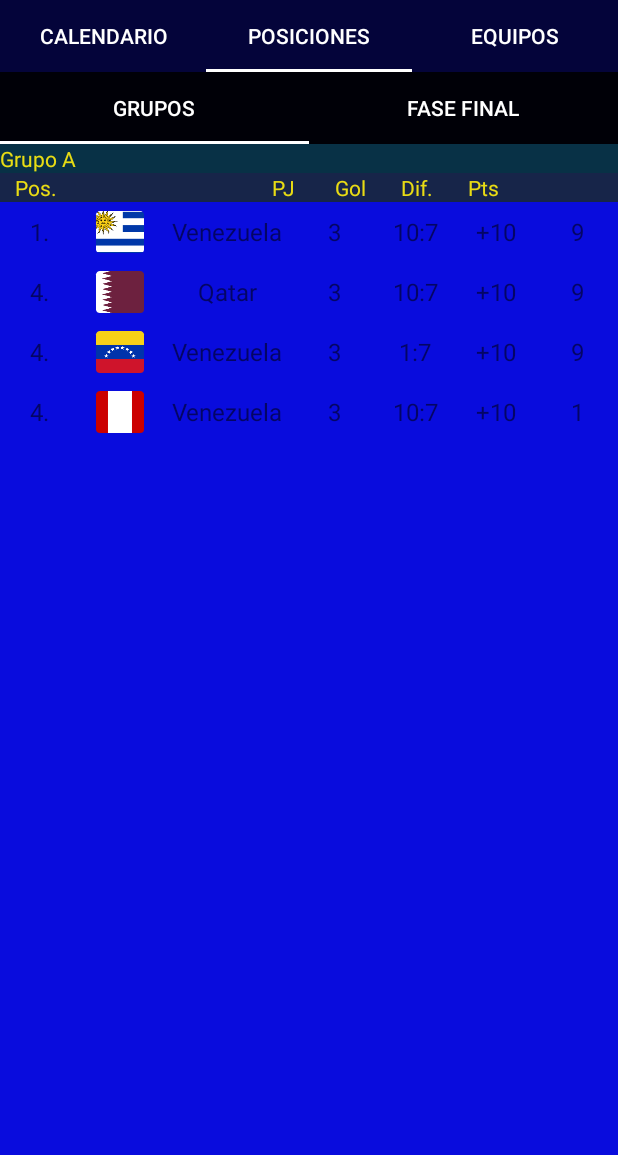
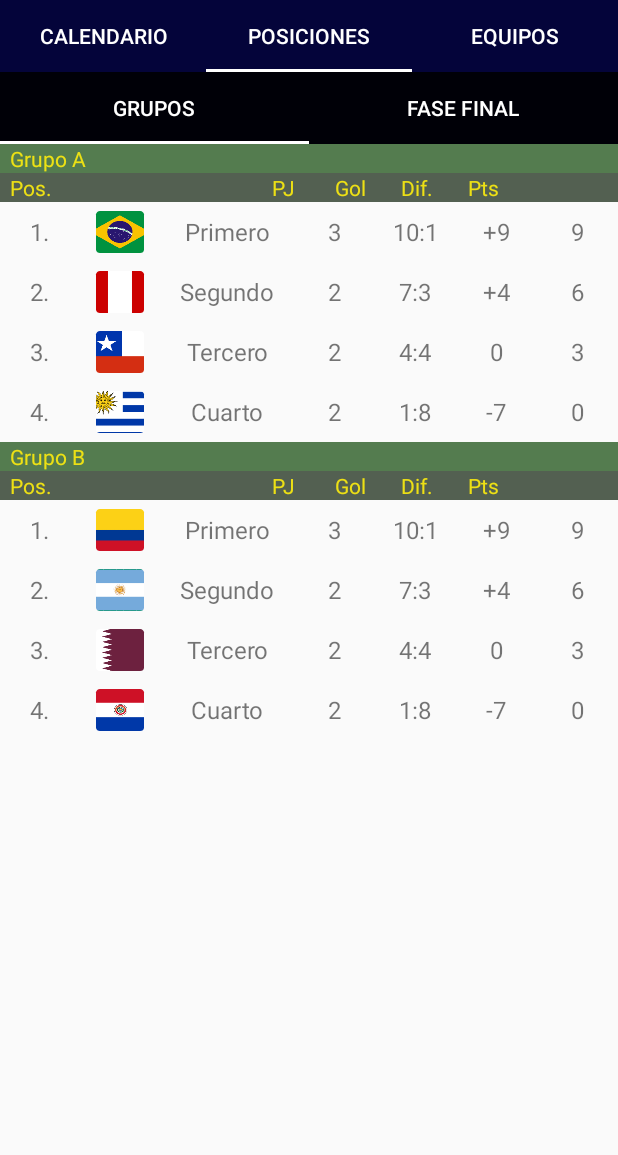
Before and after one commit to leoc8697/AppCopaAmerica, an Android app: the screen it shows after launch (MainActivity), tab 2 chosen, on a phone screen of 412 x 824 dp, the part 81-1236 px from its top. Run offline under Robolectric (Android 15) with nearby library versions, the phone set to English and light mode, and no system bars.

Commit message:
Recycler view completed on Table Fragment.

```diff
--- a/app/src/main/java/com/example/appcopaamerica/TableAdapterRecyclerView.java
+++ b/app/src/main/java/com/example/appcopaamerica/TableAdapterRecyclerView.java
@@ -23,17 +23,17 @@ public class TableAdapterRecyclerView extends RecyclerView.Adapter<TableAdapterR
     }
 
     @Override
-    public TableAdapterRecyclerView.TableViewHolder onCreateViewHolder(ViewGroup parent, int viewType) {
+    public TableViewHolder onCreateViewHolder(ViewGroup parent, int viewType) {
         //El siguiente paso es inflar, que significa hacer uso de un layout dentro de otro layout.
-        View view= LayoutInflater.from(parent.getContext()).inflate(R.layout.item_match, parent,false);
-        return new TableAdapterRecyclerView.TableViewHolder(view);
+        View view= LayoutInflater.from(parent.getContext()).inflate(R.layout.item_position, parent,false);
+        return new TableViewHolder(view);
     }
 
     @Override
-    public void onBindViewHolder(TableAdapterRecyclerView.TableViewHolder holder, int position) {
+    public void onBindViewHolder(TableViewHolder holder, int position) {
         TableModel table = tables.get(position);
         holder.nameGroup.setText(table.getNameGroup());
-        holder.infoGroup.setText(table.getInfoGroup());
+        //holder.infoGroup.setText(table.getInfoGroup());
         holder.position1.setText(table.getPosition1());
         holder.position2.setText(table.getPosition2());
         holder.position3.setText(table.getPosition3());
@@ -71,7 +71,7 @@ public class TableAdapterRecyclerView extends RecyclerView.Adapter<TableAdapterR
 
     public class TableViewHolder extends RecyclerView.ViewHolder {
 
-        private TextView nameGroup, infoGroup, position1, position2, position3, position4,
+        private TextView nameGroup, position1, position2, position3, position4,
                 namePosition1, namePosition2, namePosition3, namePosition4,
                 pj1, pj2, pj3, pj4, goals1, goals2, goals3, goals4,
                 difGoal1, difGoal2, difGoal3, difGoal4, pts1, pts2, pts3, pts4;
@@ -81,7 +81,7 @@ public class TableAdapterRecyclerView extends RecyclerView.Adapter<TableAdapterR
             super(itemView);
 
             nameGroup     = (TextView)  itemView.findViewById(R.id.textGroup);
-            infoGroup     = (TextView)  itemView.findViewById(R.id.textInfoGroup);
+            //infoGroup     = (TextView)  itemView.findViewById(R.id.textInfoGroup);
             position1     = (TextView)  itemView.findViewById(R.id.textPos1);
             position2     = (TextView)  itemView.findViewById(R.id.textPos2);
             position3     = (TextView)  itemView.findViewById(R.id.textPos3);
--- a/app/src/main/java/com/example/appcopaamerica/TableFragment.java
+++ b/app/src/main/java/com/example/appcopaamerica/TableFragment.java
@@ -2,9 +2,13 @@ package com.example.appcopaamerica;
 
 import android.os.Bundle;
 import android.support.v4.app.Fragment;
+import android.support.v7.widget.LinearLayoutManager;
+import android.support.v7.widget.RecyclerView;
 import android.view.LayoutInflater;
 import android.view.View;
 import android.view.ViewGroup;
+
+import java.util.ArrayList;
 
 public class TableFragment extends Fragment {
 
@@ -13,13 +17,40 @@ public class TableFragment extends Fragment {
     }
 
     @Override
-    public void onCreate(Bundle savedInstanceState) {
-        super.onCreate(savedInstanceState);
+    public View onCreateView(LayoutInflater inflater, ViewGroup container, Bundle savedInstanceState) {
+        View view = inflater.inflate(R.layout.fragment_table, container, false);
+
+        //Vinculamos nuestra instancia recycler view
+        RecyclerView recyclerViewTable = (RecyclerView) view.findViewById(R.id.recyclerPosition);
+
+        LinearLayoutManager linearLayoutManager = new LinearLayoutManager(getContext());
+        linearLayoutManager.setOrientation(LinearLayoutManager.VERTICAL);
+
+        recyclerViewTable.setLayoutManager(linearLayoutManager);
+
+        //Aquí asignamos toda la info de nuestro recycler view en nuestro layout
+        TableAdapterRecyclerView adapterTable= new TableAdapterRecyclerView(getTables(), R.layout.item_position, getActivity());
+        recyclerViewTable.setAdapter(adapterTable);
+
+        return view;
     }
 
+    public ArrayList<TableModel> getTables(){
 
-    @Override
-    public View onCreateView(LayoutInflater inflater, ViewGroup container, Bundle savedInstanceState) {
-        return inflater.inflate(R.layout.fragment_table, container, false);
+        ArrayList<TableModel> tables = new ArrayList<>();
+        tables.add(new TableModel("  Grupo A", "1.", "2.", "3.",
+                "4.", "Primero", "Segundo", "Tercero", "Cuarto",
+                "3", "2", "2", "2", "10:1", "7:3", "4:4", "1:8", "+9",
+                "+4", "0","-7", "9", "6", "3", "0", R.mipmap.brasil_round,
+                R.mipmap.peru_round, R.mipmap.chile_round, R.mipmap.uruguay_round));
+
+        tables.add(new TableModel("  Grupo B", "1.", "2.", "3.",
+                "4.", "Primero", "Segundo", "Tercero", "Cuarto",
+                "3", "2", "2", "2", "10:1", "7:3", "4:4", "1:8", "+9",
+                "+4", "0","-7", "9", "6", "3", "0", R.mipmap.colombia_round,
+                R.mipmap.argentina_round, R.mipmap.qatar_round, R.mipmap.paraguay_round));
+
+        return tables;
     }
+
 }
--- a/app/src/main/java/com/example/appcopaamerica/TableModel.java
+++ b/app/src/main/java/com/example/appcopaamerica/TableModel.java
@@ -2,15 +2,15 @@ package com.example.appcopaamerica;
 
 public class TableModel {
 
-    private String  nameGroup, infoGroup, position1, position2, position3, position4,
+    private String  nameGroup, position1, position2, position3, position4,
                     namePosition1, namePosition2, namePosition3, namePosition4,
                     pj1, pj2, pj3, pj4, goals1, goals2, goals3, goals4,
                     difGoal1, difGoal2, difGoal3, difGoal4, pts1, pts2, pts3, pts4;
     private int imgPos1, imgPos2, imgPos3, imgPos4;
 
-    public TableModel(String nameGroup, String infoGroup, String position1, String position2, String position3, String position4, String namePosition1, String namePosition2, String namePosition3, String namePosition4, String pj1, String pj2, String pj3, String pj4, String goals1, String goals2, String goals3, String goals4, String difGoal1, String difGoal2, String difGoal3, String difGoal4, String pts1, String pts2, String pts3, String pts4, int imgPos1, int imgPos2, int imgPos3, int imgPos4) {
+    public TableModel(String nameGroup, String position1, String position2, String position3, String position4, String namePosition1, String namePosition2, String namePosition3, String namePosition4, String pj1, String pj2, String pj3, String pj4, String goals1, String goals2, String goals3, String goals4, String difGoal1, String difGoal2, String difGoal3, String difGoal4, String pts1, String pts2, String pts3, String pts4, int imgPos1, int imgPos2, int imgPos3, int imgPos4) {
         this.nameGroup = nameGroup;
-        this.infoGroup = infoGroup;
+        //this.infoGroup = infoGroup;
         this.position1 = position1;
         this.position2 = position2;
         this.position3 = position3;
@@ -48,7 +48,7 @@ public class TableModel {
     public void setNameGroup(String nameGroup) {
         this.nameGroup = nameGroup;
     }
-
+/*
     public String getInfoGroup() {
         return infoGroup;
     }
@@ -56,7 +56,7 @@ public class TableModel {
     public void setInfoGroup(String infoGroup) {
         this.infoGroup = infoGroup;
     }
-
+*/
     public String getPosition1() {
         return position1;
     }
--- a/app/src/main/res/layout/calendar_fragment.xml
+++ b/app/src/main/res/layout/calendar_fragment.xml
@@ -1,6 +1,5 @@
 <?xml version="1.0" encoding="utf-8"?>
-<android.support.design.widget.CoordinatorLayout
-    xmlns:android="http://schemas.android.com/apk/res/android"
+<android.support.design.widget.CoordinatorLayout xmlns:android="http://schemas.android.com/apk/res/android"
     xmlns:tools="http://schemas.android.com/tools"
     android:layout_width="match_parent"
     android:layout_height="match_parent"
--- a/app/src/main/res/layout/fragment_table.xml
+++ b/app/src/main/res/layout/fragment_table.xml
@@ -13,10 +13,7 @@
     <LinearLayout
         android:layout_width="match_parent"
         android:layout_height="match_parent"
-        android:background="#090CDD"
         android:orientation="vertical">
-
-        <include layout="@layout/item_position"/>
 
         <android.support.v7.widget.RecyclerView
             android:id="@+id/recyclerPosition"
--- a/app/src/main/res/layout/item_position.xml
+++ b/app/src/main/res/layout/item_position.xml
@@ -15,16 +15,15 @@
             android:layout_width="match_parent"
             android:layout_height="wrap_content"
             android:background="@color/colorBarGroup"
-            android:text="Grupo A"
             android:textColor="@color/colorTextBarItems" />
 
         <TextView
-            android:id="@+id/textInfoGroup"
             android:layout_width="match_parent"
             android:layout_height="wrap_content"
             android:background="@color/colorBarInfoGroup"
-            android:text="   Pos.                                           PJ        Gol       Dif.       Pts"
-            android:textColor="@color/colorTextBarItems" />
+            android:text="  Pos.                                            PJ        Gol       Dif.       Pts"
+            android:textColor="@color/colorTextBarItems"
+            android:textSize="14sp" />
 
         <LinearLayout
             android:layout_width="match_parent"
@@ -37,7 +36,6 @@
                 android:layout_height="wrap_content"
                 android:layout_weight="1"
                 android:gravity="center"
-                android:text="1."
                 android:textSize="16sp" />
 
             <ImageView
@@ -50,8 +48,7 @@
                 android:paddingRight="0dp"
                 android:paddingBottom="0dp"
                 android:scaleX="0.8"
-                android:scaleY="0.7"
-                app:srcCompat="@mipmap/uruguay_round" />
+                android:scaleY="0.7" />
 
             <TextView
                 android:id="@+id/textNamePos1"
@@ -59,7 +56,6 @@
                 android:layout_height="match_parent"
                 android:layout_weight="1"
                 android:gravity="center"
-                android:text="Venezuela"
                 android:textSize="16sp" />
 
             <TextView
@@ -68,7 +64,6 @@
                 android:layout_height="match_parent"
                 android:layout_weight="1"
                 android:gravity="center"
-                android:text="3"
                 android:textSize="16sp" />
 
             <TextView
@@ -77,7 +72,6 @@
                 android:layout_height="match_parent"
                 android:layout_weight="1"
                 android:gravity="center"
-                android:text="10:7"
                 android:textSize="16sp" />
 
             <TextView
@@ -86,7 +80,6 @@
                 android:layout_height="match_parent"
                 android:layout_weight="1"
                 android:gravity="center"
-                android:text="+10"
                 android:textSize="16sp" />
 
             <TextView
@@ -95,7 +88,6 @@
                 android:layout_height="match_parent"
                 android:layout_weight="1"
                 android:gravity="center"
-                android:text="9"
                 android:textSize="16sp" />
 
         </LinearLayout>
@@ -112,7 +104,6 @@
                 android:layout_height="wrap_content"
                 android:layout_weight="1"
                 android:gravity="center"
-                android:text="4."
                 android:textSize="16sp" />
 
             <ImageView
@@ -125,8 +116,7 @@
                 android:paddingRight="0dp"
                 android:paddingBottom="0dp"
                 android:scaleX="0.8"
-                android:scaleY="0.7"
-                app:srcCompat="@mipmap/qatar_round" />
+                android:scaleY="0.7" />
 
             <TextView
                 android:id="@+id/textNamePos2"
@@ -134,7 +124,6 @@
                 android:layout_height="match_parent"
                 android:layout_weight="1"
                 android:gravity="center"
-                android:text="Qatar"
                 android:textSize="16sp" />
 
             <TextView
@@ -143,7 +132,6 @@
                 android:layout_height="match_parent"
                 android:layout_weight="1"
                 android:gravity="center"
-                android:text="3"
                 android:textSize="16sp" />
 
             <TextView
@@ -152,7 +140,6 @@
                 android:layout_height="match_parent"
                 android:layout_weight="1"
                 android:gravity="center"
-                android:text="10:7"
                 android:textSize="16sp" />
 
             <TextView
@@ -161,7 +148,6 @@
                 android:layout_height="match_parent"
                 android:layout_weight="1"
                 android:gravity="center"
-                android:text="+10"
                 android:textSize="16sp" />
 
             <TextView
@@ -170,7 +156,6 @@
                 android:layout_height="match_parent"
                 android:layout_weight="1"
                 android:gravity="center"
-                android:text="9"
                 android:textSize="16sp" />
         </LinearLayout>
 
@@ -186,7 +171,6 @@
                 android:layout_height="wrap_content"
                 android:layout_weight="1"
                 android:gravity="center"
-                android:text="4."
                 android:textSize="16sp" />
 
             <ImageView
@@ -199,8 +183,7 @@
                 android:paddingRight="0dp"
                 android:paddingBottom="0dp"
                 android:scaleX="0.8"
-                android:scaleY="0.7"
-                app:srcCompat="@mipmap/venezuela_round" />
+                android:scaleY="0.7" />
 
             <TextView
                 android:id="@+id/textNamePos3"
@@ -208,7 +191,6 @@
                 android:layout_height="match_parent"
                 android:layout_weight="1"
                 android:gravity="center"
-                android:text="Venezuela"
                 android:textSize="16sp" />
 
             <TextView
@@ -217,7 +199,6 @@
                 android:layout_height="match_parent"
                 android:layout_weight="1"
                 android:gravity="center"
-                android:text="3"
                 android:textSize="16sp" />
 
             <TextView
@@ -226,7 +207,6 @@
                 android:layout_height="match_parent"
                 android:layout_weight="1"
                 android:gravity="center"
-                android:text="1:7"
                 android:textSize="16sp" />
 
             <TextView
@@ -235,7 +215,6 @@
                 android:layout_height="match_parent"
                 android:layout_weight="1"
                 android:gravity="center"
-                android:text="+10"
                 android:textSize="16sp" />
 
             <TextView
@@ -244,7 +223,6 @@
                 android:layout_height="match_parent"
                 android:layout_weight="1"
                 android:gravity="center"
-                android:text="9"
                 android:textSize="16sp" />
         </LinearLayout>
 
@@ -260,7 +238,6 @@
                 android:layout_height="wrap_content"
                 android:layout_weight="1"
                 android:gravity="center"
-                android:text="4."
                 android:textSize="16sp" />
 
             <ImageView
@@ -273,8 +250,7 @@
                 android:paddingRight="0dp"
                 android:paddingBottom="0dp"
                 android:scaleX="0.8"
-                android:scaleY="0.7"
-                app:srcCompat="@mipmap/peru_round" />
+                android:scaleY="0.7" />
 
             <TextView
                 android:id="@+id/textNamePos4"
@@ -282,7 +258,6 @@
                 android:layout_height="match_parent"
                 android:layout_weight="1"
                 android:gravity="center"
-                android:text="Venezuela"
                 android:textSize="16sp" />
 
             <TextView
@@ -291,7 +266,6 @@
                 android:layout_height="match_parent"
                 android:layout_weight="1"
                 android:gravity="center"
-                android:text="3"
                 android:textSize="16sp" />
 
             <TextView
@@ -300,7 +274,6 @@
                 android:layout_height="match_parent"
                 android:layout_weight="1"
                 android:gravity="center"
-                android:text="10:7"
                 android:textSize="16sp" />
 
             <TextView
@@ -309,7 +282,6 @@
                 android:layout_height="match_parent"
                 android:layout_weight="1"
                 android:gravity="center"
-                android:text="+10"
                 android:textSize="16sp" />
 
             <TextView
@@ -318,7 +290,6 @@
                 android:layout_height="match_parent"
                 android:layout_weight="1"
                 android:gravity="center"
-                android:text="1"
                 android:textSize="16sp" />
         </LinearLayout>
 
--- a/app/src/main/res/values/strings.xml
+++ b/app/src/main/res/values/strings.xml
@@ -3,7 +3,6 @@
     <string name="calendar">Calendario</string>
     <string name="positions">Posiciones</string>
     <string name="teams">Equipos</string>
-
-    <!-- TODO: Remove or change this placeholder text -->
-    <string name="hello_blank_fragment">Hello blank fragment</string>
+    <string name="info">  Pos.                                           PJ        Gol       Dif.       Pts</string>
+    <string name="infoGroup">  Pos.        PJ  Gol  Dif.      Pts</string>
 </resources>
```
